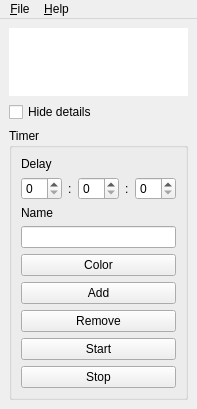
This is ui/mainwindow.ui in kervala/ktimer as Qt 5 draws it before an edit. The edited form follows.
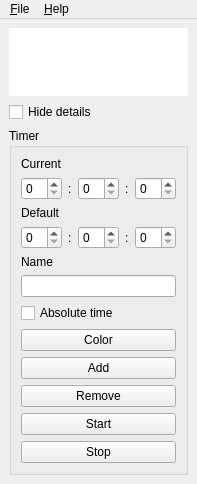
This is the edited form.

Commit message: Changed: Current and default delays

The edit to the form file:
```diff
--- a/ui/mainwindow.ui
+++ b/ui/mainwindow.ui
@@ -7,7 +7,7 @@
     <x>0</x>
     <y>0</y>
     <width>171</width>
-    <height>401</height>
+    <height>471</height>
    </rect>
   </property>
   <widget class="QWidget" name="centralwidget">
@@ -47,7 +47,7 @@
        <item>
         <widget class="QLabel" name="delayLabel">
          <property name="text">
-          <string>Delay</string>
+          <string>Current</string>
          </property>
         </widget>
        </item>
@@ -91,7 +91,65 @@
           </widget>
          </item>
          <item>
-          <widget class="QSpinBox" name="secondsSpinBox">
+          <widget class="QSpinBox" name="currentSecondsSpinBox">
+           <property name="maximum">
+            <number>59</number>
+           </property>
+           <property name="singleStep">
+            <number>10</number>
+           </property>
+          </widget>
+         </item>
+        </layout>
+       </item>
+       <item>
+        <widget class="QLabel" name="defaultLabel">
+         <property name="text">
+          <string>Default</string>
+         </property>
+        </widget>
+       </item>
+       <item>
+        <layout class="QHBoxLayout" name="defaultHorizontalLayout">
+         <item>
+          <widget class="QSpinBox" name="defaultHoursSpinBox">
+           <property name="minimum">
+            <number>0</number>
+           </property>
+           <property name="maximum">
+            <number>23</number>
+           </property>
+           <property name="value">
+            <number>0</number>
+           </property>
+          </widget>
+         </item>
+         <item>
+          <widget class="QLabel" name="defaultHoursLabel">
+           <property name="text">
+            <string>:</string>
+           </property>
+          </widget>
+         </item>
+         <item>
+          <widget class="QSpinBox" name="defaultMinutesSpinBox">
+           <property name="maximum">
+            <number>59</number>
+           </property>
+           <property name="singleStep">
+            <number>10</number>
+           </property>
+          </widget>
+         </item>
+         <item>
+          <widget class="QLabel" name="defaultMinutesLabel">
+           <property name="text">
+            <string>:</string>
+           </property>
+          </widget>
+         </item>
+         <item>
+          <widget class="QSpinBox" name="defaultSecondsSpinBox">
            <property name="maximum">
             <number>59</number>
            </property>
@@ -112,6 +170,13 @@
        <item>
         <widget class="QLineEdit" name="nameEdit"/>
        </item>
+       <item>
+        <widget class="QCheckBox" name="absoluteTimeCheckBox">
+         <property name="text">
+          <string>Absolute time</string>
+         </property>
+        </widget>
+       </item>
        <item>
         <widget class="QPushButton" name="colorButton">
          <property name="text">
```
Left out of the diff: 16 changed lines with no effect on the pictures. The commit also changes 4 other files.
